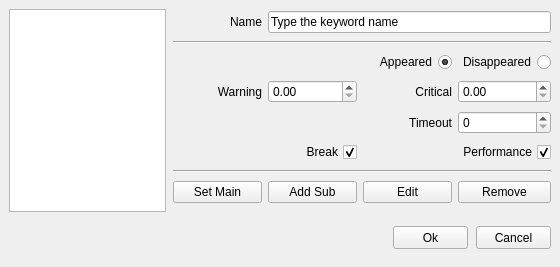
Above: alyvix/extra/robotide/qt_ui/alyvix_object_finder_properties_view.ui from alyvix/alyvix before the change. Below: the same form after it.
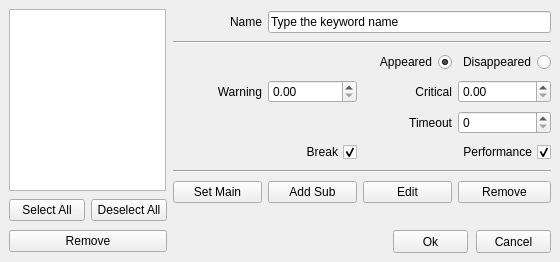
That is the form after the change.

Diff of the .ui file:
```diff
--- a/alyvix/extra/robotide/qt_ui/alyvix_object_finder_properties_view.ui
+++ b/alyvix/extra/robotide/qt_ui/alyvix_object_finder_properties_view.ui
@@ -7,7 +7,7 @@
     <x>0</x>
     <y>0</y>
     <width>560</width>
-    <height>267</height>
+    <height>262</height>
    </rect>
   </property>
   <property name="windowTitle">
@@ -17,7 +17,7 @@
    <property name="geometry">
     <rect>
      <x>393</x>
-     <y>226</y>
+     <y>230</y>
      <width>75</width>
      <height>23</height>
     </rect>
@@ -30,7 +30,7 @@
    <property name="geometry">
     <rect>
      <x>476</x>
-     <y>226</y>
+     <y>230</y>
      <width>75</width>
      <height>23</height>
     </rect>
@@ -172,7 +172,7 @@
      <x>9</x>
      <y>9</y>
      <width>157</width>
-     <height>203</height>
+     <height>182</height>
     </rect>
    </property>
    <property name="selectionMode">
@@ -545,6 +545,65 @@
     <string notr="true">buttonGroup_5</string>
    </attribute>
   </widget>
+  <widget class="QWidget" name="gridLayoutWidget_3">
+   <property name="geometry">
+    <rect>
+     <x>9</x>
+     <y>196</y>
+     <width>158</width>
+     <height>61</height>
+    </rect>
+   </property>
+   <layout class="QGridLayout" name="gridLayout_3">
+    <item row="0" column="0">
+     <widget class="QPushButton" name="pushButtonSelAll">
+      <property name="text">
+       <string>Select All</string>
+      </property>
+     </widget>
+    </item>
+    <item row="0" column="1">
+     <widget class="QPushButton" name="pushButtonDesAll">
+      <property name="text">
+       <string>Deselect All</string>
+      </property>
+     </widget>
+    </item>
+    <item row="1" column="0" colspan="2">
+     <widget class="QPushButton" name="pushButtonDelete">
+      <property name="text">
+       <string>Remove</string>
+      </property>
+     </widget>
+    </item>
+   </layout>
+  </widget>
+  <widget class="QWidget" name="gridLayoutWidget_2">
+   <property name="geometry">
+    <rect>
+     <x>57</x>
+     <y>709</y>
+     <width>376</width>
+     <height>67</height>
+    </rect>
+   </property>
+   <layout class="QGridLayout" name="gridLayout_2">
+    <item row="0" column="1">
+     <widget class="QPushButton" name="pushButtonRemoveObj_2">
+      <property name="text">
+       <string>Remove</string>
+      </property>
+     </widget>
+    </item>
+    <item row="0" column="0">
+     <widget class="QPushButton" name="pushButtonRoiRedraw">
+      <property name="text">
+       <string>Roi Redraw</string>
+      </property>
+     </widget>
+    </item>
+   </layout>
+  </widget>
  </widget>
  <resources/>
  <connections/>
```
Left out of the diff: 36 changed lines with no effect on the pictures.
